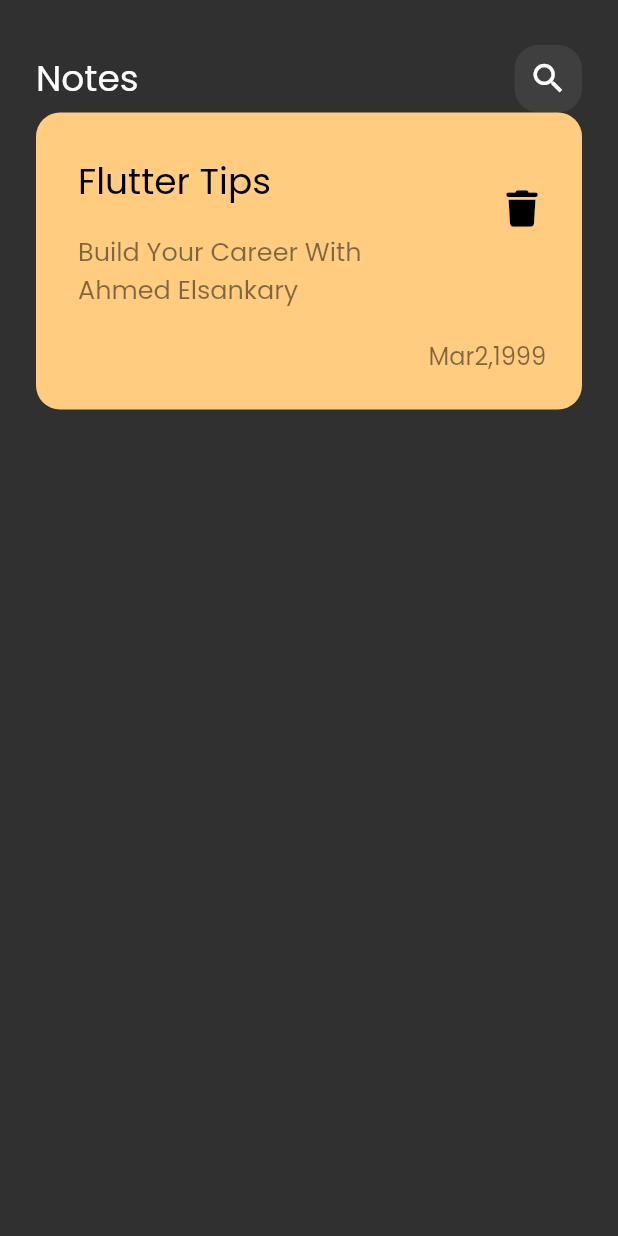
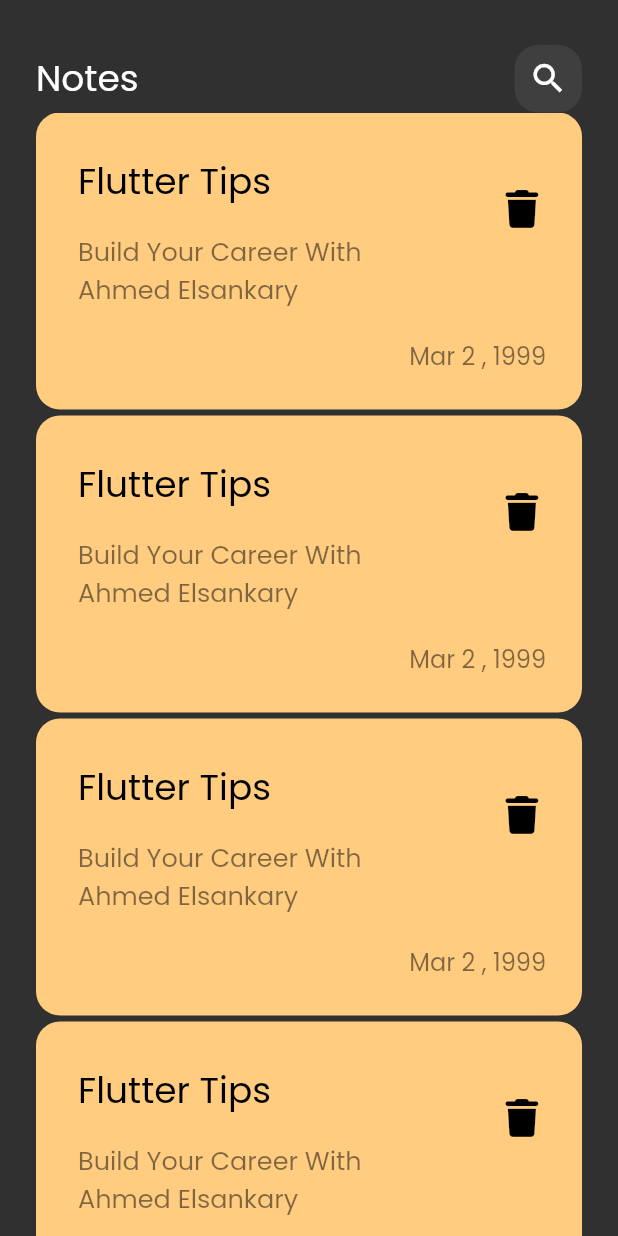
Before and after one commit to elsankary99/notes_app, a Flutter app: the screen it shows after launch, on a phone screen of 412 x 824 dp. Run offline on Flutter 3.47's test engine with Material 2 defaults, Android fonts, the phone set to English and light mode, and no system bars; our stand-ins replace font_awesome_flutter.

Commit message:
create notes list view

```diff
--- a/lib/views/notes_view.dart
+++ b/lib/views/notes_view.dart
@@ -1,6 +1,5 @@
 import 'package:flutter/material.dart';
-import 'package:flutter/src/widgets/container.dart';
-import 'package:flutter/src/widgets/framework.dart';
+
 import 'package:notes_app/views/widgets/notes_view_body.dart';
 
 class NotesView extends StatelessWidget {
@@ -8,7 +7,7 @@ class NotesView extends StatelessWidget {
 
   @override
   Widget build(BuildContext context) {
-    return Scaffold(
+    return const Scaffold(
       body: NotesViewBody(),
     );
   }
--- a/lib/views/widgets/custom_notes_item.dart
+++ b/lib/views/widgets/custom_notes_item.dart
@@ -35,13 +35,14 @@ class CustomNoteItem extends StatelessWidget {
               icon: const Icon(
                 FontAwesomeIcons.trash,
                 color: Colors.black,
+                size: 25,
               ),
             ),
           ),
           Padding(
             padding: const EdgeInsets.only(right: 24),
             child: Text(
-              'Mar2,1999',
+              'Mar 2 , 1999',
               style: TextStyle(
                 fontSize: 16,
                 color: Colors.black.withOpacity(0.5),
--- /dev/null
+++ b/lib/views/widgets/notes_list_view.dart
@@ -0,0 +1,18 @@
+import 'package:flutter/material.dart';
+import 'package:notes_app/views/widgets/custom_notes_item.dart';
+
+class NotesListView extends StatelessWidget {
+  const NotesListView({super.key});
+
+  @override
+  Widget build(BuildContext context) {
+    return ListView.builder(
+      itemBuilder: (context, index) {
+        return const Padding(
+          padding: EdgeInsets.only(bottom: 4),
+          child: CustomNoteItem(),
+        );
+      },
+    );
+  }
+}
--- a/lib/views/widgets/notes_view_body.dart
+++ b/lib/views/widgets/notes_view_body.dart
@@ -1,7 +1,6 @@
 import 'package:flutter/material.dart';
-import 'package:font_awesome_flutter/font_awesome_flutter.dart';
 import 'package:notes_app/views/widgets/custom_app_bar.dart';
-import 'package:notes_app/views/widgets/custom_notes_item.dart';
+import 'package:notes_app/views/widgets/notes_list_view.dart';
 
 class NotesViewBody extends StatelessWidget {
   const NotesViewBody({
@@ -17,7 +16,7 @@ class NotesViewBody extends StatelessWidget {
           height: 30,
         ),
         CustomAppBar(),
-        CustomNoteItem(),
+        Expanded(child: NotesListView()),
       ]),
     );
   }
```
